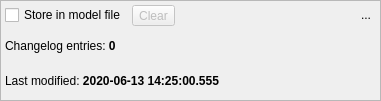
This is libpgmodeler_ui/ui/changelogwidget.ui in pgmodeler/pgmodeler as Qt 5 draws it before an edit. The edited form follows.
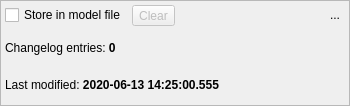
This is the edited form. Icons and pictures are not drawn.

Patch:
```diff
--- a/libpgmodeler_ui/ui/changelogwidget.ui
+++ b/libpgmodeler_ui/ui/changelogwidget.ui
@@ -6,8 +6,8 @@
    <rect>
     <x>0</x>
     <y>0</y>
-    <width>381</width>
-    <height>101</height>
+    <width>350</width>
+    <height>106</height>
    </rect>
   </property>
   <property name="minimumSize">
```
Left out of the diff: 26 changed lines with no effect on the pictures.
